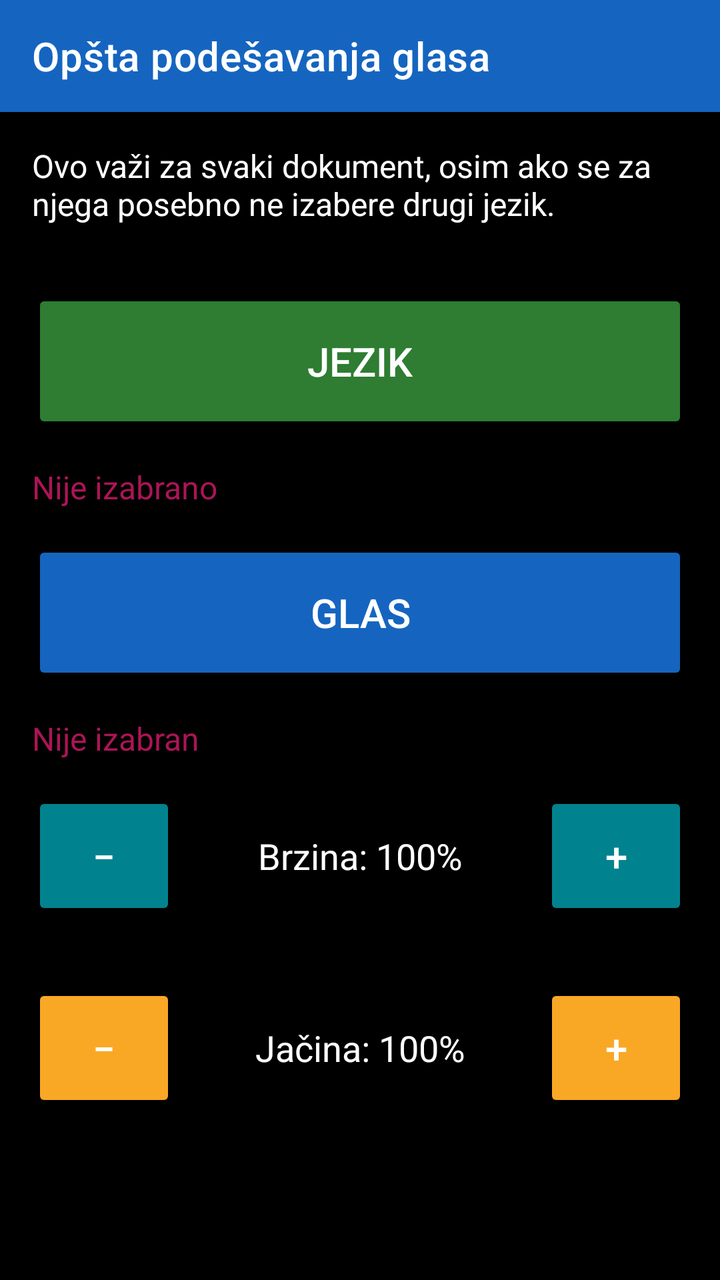
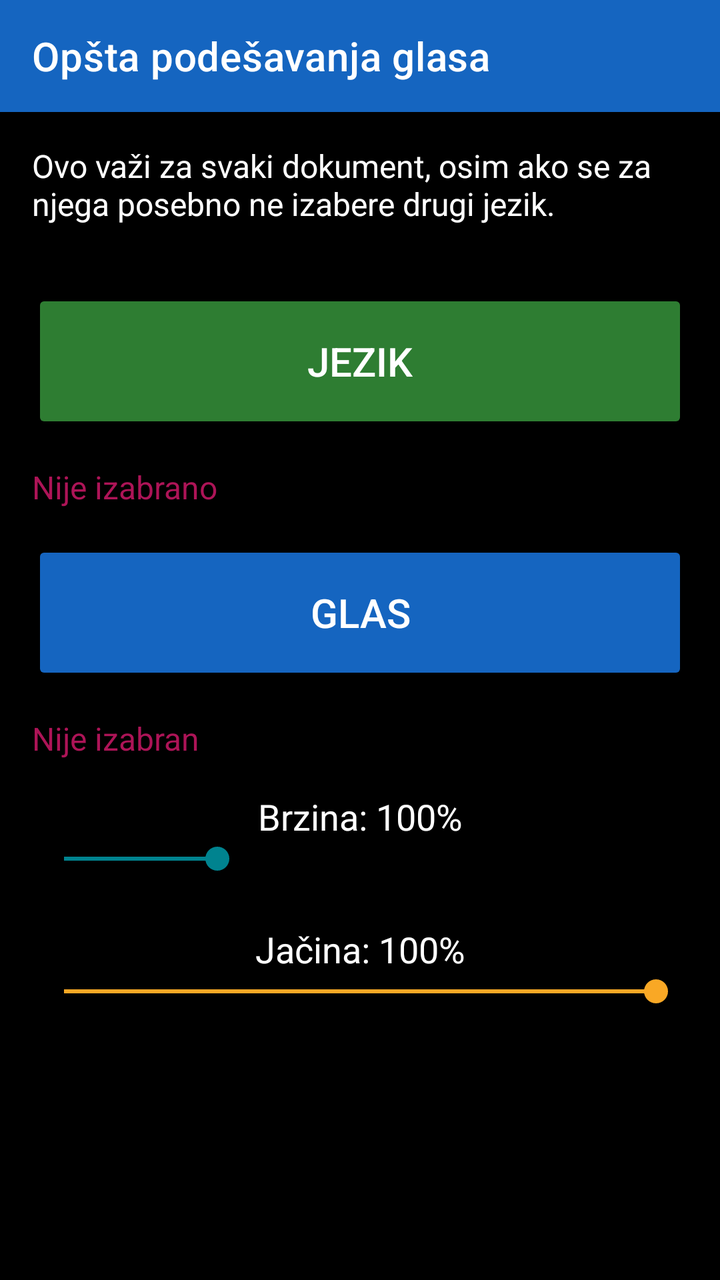

Screens rendered from an Android XML layout before and after an edit, with the pre-edit source and the edit as a unified diff.
<!-- AndroidManifest.xml: application theme Theme.RecPoRec -->
<!-- res/layout/activity_global_voice_settings.xml -->
<?xml version="1.0" encoding="utf-8"?>
<ScrollView xmlns:android="http://schemas.android.com/apk/res/android"
    xmlns:app="http://schemas.android.com/apk/res-auto"
    android:layout_width="match_parent"
    android:layout_height="match_parent"
    android:fitsSystemWindows="true"
    android:background="@color/background">

    <LinearLayout
        android:layout_width="match_parent"
        android:layout_height="wrap_content"
        android:orientation="vertical">

        <androidx.appcompat.widget.Toolbar
            android:id="@+id/toolbar"
            android:layout_width="match_parent"
            android:layout_height="?attr/actionBarSize"
            android:background="@color/btn_voice"
            android:titleTextColor="@color/text_primary"
            app:title="Opšta podešavanja glasa" />

        <TextView
            android:layout_width="match_parent"
            android:layout_height="wrap_content"
            android:padding="16dp"
            android:textSize="16sp"
            android:textColor="@color/text_primary"
            android:text="Ovo važi za svaki dokument, osim ako se za njega posebno ne izabere drugi jezik." />

        <Button
            android:id="@+id/btnLanguage"
            android:layout_width="match_parent"
            android:layout_height="72dp"
            android:layout_margin="16dp"
            android:textSize="20sp"
            android:backgroundTint="@color/btn_chapter"
            android:textColor="@color/button_text"
            android:text="Jezik" />

        <TextView
            android:id="@+id/textLanguageStatus"
            android:layout_width="match_parent"
            android:layout_height="wrap_content"
            android:layout_marginHorizontal="16dp"
            android:textSize="16sp"
            android:textColor="@color/btn_page_nav"
            android:accessibilityLiveRegion="polite"
            android:text="Nije izabrano" />

        <Button
            android:id="@+id/btnVoice"
            android:layout_width="match_parent"
            android:layout_height="72dp"
            android:layout_margin="16dp"
            android:textSize="20sp"
            android:backgroundTint="@color/btn_voice"
            android:textColor="@color/button_text"
            android:text="Glas" />

        <TextView
            android:id="@+id/textVoiceStatus"
            android:layout_width="match_parent"
            android:layout_height="wrap_content"
            android:layout_marginHorizontal="16dp"
            android:textSize="16sp"
            android:textColor="@color/btn_page_nav"
            android:accessibilityLiveRegion="polite"
            android:text="Nije izabran" />

        <LinearLayout
            android:layout_width="match_parent"
            android:layout_height="wrap_content"
            android:orientation="horizontal"
            android:gravity="center_vertical"
            android:layout_margin="16dp">

            <Button
                android:id="@+id/btnSpeedDown"
                android:layout_width="72dp"
                android:layout_height="64dp"
                android:textSize="20sp"
                android:backgroundTint="@color/btn_speed"
                android:textColor="@color/button_text"
                android:contentDescription="Smanji brzinu čitanja"
                android:text="−" />

            <TextView
                android:id="@+id/textSpeedStatus"
                android:layout_width="0dp"
                android:layout_height="wrap_content"
                android:layout_weight="1"
                android:gravity="center"
                android:textSize="18sp"
                android:textColor="@color/text_primary"
                android:accessibilityLiveRegion="polite"
                android:text="Brzina: 100%" />

            <Button
                android:id="@+id/btnSpeedUp"
                android:layout_width="72dp"
                android:layout_height="64dp"
                android:textSize="20sp"
                android:backgroundTint="@color/btn_speed"
                android:textColor="@color/button_text"
                android:contentDescription="Povećaj brzinu čitanja"
                android:text="+" />
        </LinearLayout>

        <LinearLayout
            android:layout_width="match_parent"
            android:layout_height="wrap_content"
            android:orientation="horizontal"
            android:gravity="center_vertical"
            android:layout_margin="16dp">

            <Button
                android:id="@+id/btnVolumeDown"
                android:layout_width="72dp"
                android:layout_height="64dp"
                android:textSize="20sp"
                android:backgroundTint="@color/btn_volume"
                android:textColor="@color/button_text"
                android:contentDescription="Smanji jačinu zvuka"
                android:text="−" />

            <TextView
                android:id="@+id/textVolumeStatus"
                android:layout_width="0dp"
                android:layout_height="wrap_content"
                android:layout_weight="1"
                android:gravity="center"
                android:textSize="18sp"
                android:textColor="@color/text_primary"
                android:accessibilityLiveRegion="polite"
                android:text="Jačina: 100%" />

            <Button
                android:id="@+id/btnVolumeUp"
                android:layout_width="72dp"
                android:layout_height="64dp"
                android:textSize="20sp"
                android:backgroundTint="@color/btn_volume"
                android:textColor="@color/button_text"
                android:contentDescription="Povećaj jačinu zvuka"
                android:text="+" />
        </LinearLayout>

    </LinearLayout>
</ScrollView>
<!-- resources referenced by this layout -->
<resources>
  <color name="background">#000000</color>
  <color name="btn_chapter">#2E7D32</color>
  <color name="btn_page_nav">#AD1457</color>
  <color name="btn_speed">#00838F</color>
  <color name="btn_voice">#1565C0</color>
  <color name="btn_volume">#F9A825</color>
  <color name="button_text">#FFFFFF</color>
  <color name="text_primary">#FFFFFF</color>
  <style name="Theme.RecPoRec" parent="Theme.MaterialComponents.DayNight.NoActionBar">
          <item name="android:windowBackground">@color/background</item>
          <item name="android:textColorPrimary">@color/text_primary</item>
          <item name="colorPrimary">@color/btn_voice</item>
          <item name="colorOnPrimary">@color/button_text</item>
      </style>
</resources>

<!-- the commit's change to res/layout/activity_global_voice_settings.xml (unified diff, before → after) -->
@@ -67,83 +67,52 @@
             android:accessibilityLiveRegion="polite"
             android:text="Nije izabran" />
 
-        <LinearLayout
+        <TextView
+            android:id="@+id/textSpeedStatus"
             android:layout_width="match_parent"
             android:layout_height="wrap_content"
-            android:orientation="horizontal"
-            android:gravity="center_vertical"
-            android:layout_margin="16dp">
+            android:layout_marginTop="16dp"
+            android:layout_marginHorizontal="16dp"
+            android:gravity="center"
+            android:textSize="18sp"
+            android:textColor="@color/text_primary"
+            android:accessibilityLiveRegion="polite"
+            android:text="Brzina: 100%" />
 
-            <Button
-                android:id="@+id/btnSpeedDown"
-                android:layout_width="72dp"
-                android:layout_height="64dp"
-                android:textSize="20sp"
-                android:backgroundTint="@color/btn_speed"
-                android:textColor="@color/button_text"
-                android:contentDescription="Smanji brzinu čitanja"
-                android:text="−" />
-
-            <TextView
-                android:id="@+id/textSpeedStatus"
-                android:layout_width="0dp"
-                android:layout_height="wrap_content"
-                android:layout_weight="1"
-                android:gravity="center"
-                android:textSize="18sp"
-                android:textColor="@color/text_primary"
-                android:accessibilityLiveRegion="polite"
-                android:text="Brzina: 100%" />
-
-            <Button
-                android:id="@+id/btnSpeedUp"
-                android:layout_width="72dp"
-                android:layout_height="64dp"
-                android:textSize="20sp"
-                android:backgroundTint="@color/btn_speed"
-                android:textColor="@color/button_text"
-                android:contentDescription="Povećaj brzinu čitanja"
-                android:text="+" />
-        </LinearLayout>
-
-        <LinearLayout
+        <SeekBar
+            android:id="@+id/seekSpeed"
             android:layout_width="match_parent"
             android:layout_height="wrap_content"
-            android:orientation="horizontal"
-            android:gravity="center_vertical"
-            android:layout_margin="16dp">
+            android:layout_marginHorizontal="16dp"
+            android:contentDescription="Brzina čitanja"
+            android:max="270"
+            android:progress="70"
+            android:progressTint="@color/btn_speed"
+            android:thumbTint="@color/btn_speed" />
 
-            <Button
-                android:id="@+id/btnVolumeDown"
-                android:layout_width="72dp"
-                android:layout_height="64dp"
-                android:textSize="20sp"
-                android:backgroundTint="@color/btn_volume"
-                android:textColor="@color/button_text"
-                android:contentDescription="Smanji jačinu zvuka"
-                android:text="−" />
+        <TextView
+            android:id="@+id/textVolumeStatus"
+            android:layout_width="match_parent"
+            android:layout_height="wrap_content"
+            android:layout_marginTop="24dp"
+            android:layout_marginHorizontal="16dp"
+            android:gravity="center"
+            android:textSize="18sp"
+            android:textColor="@color/text_primary"
+            android:accessibilityLiveRegion="polite"
+            android:text="Jačina: 100%" />
 
-            <TextView
-                android:id="@+id/textVolumeStatus"
-                android:layout_width="0dp"
-                android:layout_height="wrap_content"
-                android:layout_weight="1"
-                android:gravity="center"
-                android:textSize="18sp"
-                android:textColor="@color/text_primary"
-                android:accessibilityLiveRegion="polite"
-                android:text="Jačina: 100%" />
-
-            <Button
-                android:id="@+id/btnVolumeUp"
-                android:layout_width="72dp"
-                android:layout_height="64dp"
-                android:textSize="20sp"
-                android:backgroundTint="@color/btn_volume"
-                android:textColor="@color/button_text"
-                android:contentDescription="Povećaj jačinu zvuka"
-                android:text="+" />
-        </LinearLayout>
+        <SeekBar
+            android:id="@+id/seekVolume"
+            android:layout_width="match_parent"
+            android:layout_height="wrap_content"
+            android:layout_marginHorizontal="16dp"
+            android:layout_marginBottom="24dp"
+            android:contentDescription="Jačina zvuka"
+            android:max="100"
+            android:progress="100"
+            android:progressTint="@color/btn_volume"
+            android:thumbTint="@color/btn_volume" />
 
     </LinearLayout>
 </ScrollView>
